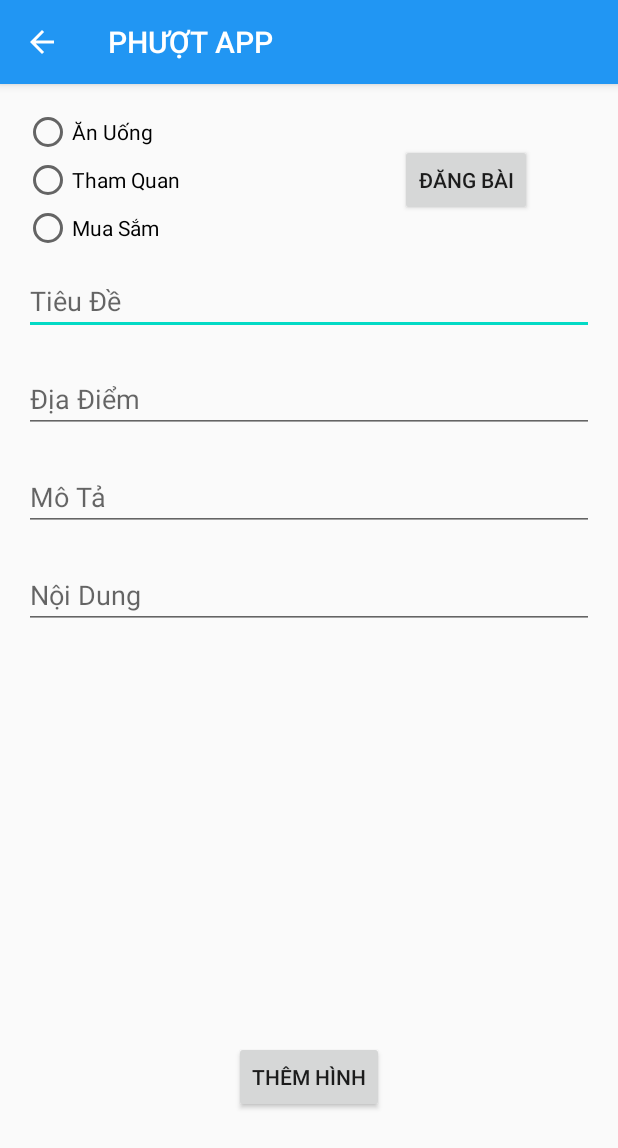
After one commit to Clementine0429/Phuot-App, an Android app: the CreateNewArticleActivity screen opened directly, with no data from a screen before it, on a phone screen of 412 x 824 dp. The commit adds this screen. Shown: the top 1148 px of the screen. Run offline under Robolectric (Android 15) with nearby library versions, the phone set to English and light mode, and no system bars.

Commit message:
them layout cho tung bai viet va activity them bai viet

```diff
--- a/app/build.gradle
+++ b/app/build.gradle
@@ -27,6 +27,8 @@ dependencies {
     implementation 'androidx.appcompat:appcompat:1.2.0'
     implementation 'androidx.constraintlayout:constraintlayout:2.0.2'
     implementation 'com.google.android.material:material:1.2.1'
+    implementation 'androidx.navigation:navigation-fragment:2.3.1'
+    implementation 'androidx.navigation:navigation-ui:2.3.1'
     testImplementation 'junit:junit:4.12'
     androidTestImplementation 'androidx.test.ext:junit:1.1.2'
     androidTestImplementation 'androidx.test.espresso:espresso-core:3.3.0'
--- a/app/src/main/AndroidManifest.xml
+++ b/app/src/main/AndroidManifest.xml
@@ -9,6 +9,8 @@
         android:roundIcon="@mipmap/ic_launcher_round"
         android:supportsRtl="true"
         android:theme="@style/AppTheme">
+        <activity android:name=".CreateNewArticleActivity"></activity>
+        <activity android:name=".ManageArticleActivity" />
         <activity android:name=".MainActivity">
             <intent-filter>
                 <action android:name="android.intent.action.MAIN" />
--- /dev/null
+++ b/app/src/main/java/com/example/phuot_app/CreateNewArticleActivity.java
@@ -0,0 +1,30 @@
+package com.example.phuot_app;
+
+import androidx.appcompat.app.AppCompatActivity;
+
+import android.os.Bundle;
+import android.view.MenuItem;
+
+public class CreateNewArticleActivity extends AppCompatActivity {
+
+    @Override
+    protected void onCreate(Bundle savedInstanceState) {
+        super.onCreate(savedInstanceState);
+        setContentView(R.layout.activity_create_new_article);
+
+        // Tao nut Back
+        getSupportActionBar().setDisplayHomeAsUpEnabled(true);
+        getSupportActionBar().setHomeButtonEnabled(true);
+    }
+    @Override
+    public boolean onOptionsItemSelected(MenuItem item) {
+        switch (item.getItemId()) {
+            // khi bấm nút back sẽ dừng activity hiện tại
+            case android.R.id.home:
+                finish();
+                return true;
+        }
+
+        return super.onOptionsItemSelected(item);
+    }
+}
--- a/app/src/main/java/com/example/phuot_app/ViewPagerAdapter.java
+++ b/app/src/main/java/com/example/phuot_app/ViewPagerAdapter.java
@@ -6,7 +6,8 @@ import androidx.fragment.app.FragmentActivity;
 import androidx.viewpager2.adapter.FragmentStateAdapter;
 
 public class ViewPagerAdapter extends FragmentStateAdapter {
-    private static final int CARD_ITEM_SIZE = 4;
+    //Số lượng tab
+    private static final int CARD_ITEM_SIZE = 3;
 
 
     public ViewPagerAdapter(@NonNull FragmentActivity fragmentActivity) {
--- /dev/null
+++ b/app/src/main/res/layout/activity_create_new_article.xml
@@ -0,0 +1,134 @@
+<?xml version="1.0" encoding="utf-8"?>
+<LinearLayout xmlns:android="http://schemas.android.com/apk/res/android"
+    xmlns:app="http://schemas.android.com/apk/res-auto"
+    xmlns:tools="http://schemas.android.com/tools"
+    android:layout_width="match_parent"
+    android:layout_height="match_parent"
+    android:orientation="vertical"
+    android:weightSum="5"
+    android:padding="16dp"
+    tools:context=".CreateNewArticleActivity">
+
+
+    <ScrollView
+        android:layout_width="match_parent"
+        android:layout_height="match_parent">
+
+        <LinearLayout
+            android:layout_width="match_parent"
+            android:layout_height="match_parent"
+            android:orientation="vertical">
+            <LinearLayout
+                android:layout_width="match_parent"
+                android:layout_height="wrap_content"
+                android:orientation="horizontal"
+                android:weightSum="3">
+                <RadioGroup
+                    android:layout_width="wrap_content"
+                    android:layout_height="wrap_content"
+                    android:layout_weight="5">
+
+                    <RadioButton
+                        android:id="@+id/rbtnEating"
+                        android:layout_width="wrap_content"
+                        android:layout_height="wrap_content"
+                        android:text="@string/radio_button_eating"
+                        tools:layout_editor_absoluteX="83dp"
+                        tools:layout_editor_absoluteY="187dp" />
+
+                    <RadioButton
+                        android:id="@+id/rbtnVisiting"
+                        android:layout_width="wrap_content"
+                        android:layout_height="wrap_content"
+                        android:text="@string/radio_button_visiting"
+                        tools:layout_editor_absoluteX="95dp"
+                        tools:layout_editor_absoluteY="269dp" />
+
+                    <RadioButton
+                        android:id="@+id/rbtnShopping"
+                        android:layout_width="wrap_content"
+                        android:layout_height="wrap_content"
+                        android:text="@string/radio_button_shopping"
+                        tools:layout_editor_absoluteX="95dp"
+                        tools:layout_editor_absoluteY="269dp" />
+                </RadioGroup>
+                <Button
+                    android:id="@+id/button"
+                    android:layout_width="wrap_content"
+                    android:layout_height="wrap_content"
+                    android:layout_gravity="center_vertical"
+                    android:layout_marginRight="100dp"
+                    android:layout_weight="0"
+                    android:text="@string/button_upload" />
+            </LinearLayout>
+
+            <EditText
+                android:id="@+id/editArticleHeading"
+                android:layout_width="match_parent"
+                android:layout_height="wrap_content"
+                android:layout_weight="0"
+                android:ems="10"
+                android:inputType="textPersonName"
+                android:hint="Tiêu Đề"
+                android:layout_marginTop="10dp"
+                android:layout_marginBottom="10dp"/>
+
+            <EditText
+                android:id="@+id/editLocation"
+                android:layout_width="match_parent"
+                android:layout_height="wrap_content"
+                android:layout_weight="0"
+                android:ems="10"
+                android:inputType="textPersonName"
+                android:hint="Địa Điểm"
+                android:layout_marginTop="10dp"
+                android:layout_marginBottom="10dp"/>
+
+            <EditText
+                android:id="@+id/editDescription"
+                android:layout_width="match_parent"
+                android:layout_height="wrap_content"
+                android:layout_weight="0"
+                android:ems="10"
+                android:inputType="textPersonName"
+                android:hint="Mô Tả"
+                android:layout_marginTop="10dp"
+                android:layout_marginBottom="10dp"/>
+
+            <ScrollView
+                android:layout_width="match_parent"
+                android:layout_height="300dp"
+                android:layout_weight="0">
+
+                <LinearLayout
+                    android:layout_width="match_parent"
+                    android:layout_height="wrap_content"
+                    android:orientation="vertical" >
+                    <EditText
+                        android:id="@+id/editContent"
+                        android:layout_width="match_parent"
+                        android:layout_height="wrap_content"
+                        android:layout_weight="0"
+                        android:ems="10"
+                        android:gravity="start|top"
+                        android:inputType="textMultiLine"
+                        android:hint="Nội Dung"
+                        android:layout_marginTop="10dp"
+                        android:layout_marginBottom="10dp"/>
+                </LinearLayout>
+            </ScrollView>
+
+            <Button
+                android:id="@+id/button2"
+                android:layout_width="wrap_content"
+                android:layout_height="wrap_content"
+                android:text="Thêm Hình"
+                android:layout_gravity="center"
+                android:layout_marginTop="30dp"/>
+        </LinearLayout>
+
+
+    </ScrollView>
+
+
+</LinearLayout>
--- a/app/src/main/res/layout/article_layout.xml
+++ b/app/src/main/res/layout/article_layout.xml
@@ -9,11 +9,11 @@
     android:orientation="vertical"
     android:weightSum="5"
     android:padding="16dp"
+    android:fitsSystemWindows="true"
     android:layout_marginBottom="20dp"
     android:layout_marginLeft="6dp"
     android:layout_marginRight="6dp"
     card_view:cardCornerRadius="8dp"
-    card_view:cardBackgroundColor="@color/red_700"
     card_view:cardElevation="8dp">
 
     <LinearLayout
@@ -41,7 +41,7 @@
             android:id="@+id/imageView"
             android:layout_width="match_parent"
             android:layout_height="wrap_content"
-            android:layout_weight="2"
+            android:layout_weight="1"
             android:src="@drawable/cho_da_lat" />
 
     <TextView
--- /dev/null
+++ b/app/src/main/res/values/dimens.xml
@@ -0,0 +1,3 @@
+<resources>
+    <dimen name="fab_margin">16dp</dimen>
+</resources>
--- a/app/src/main/res/values/strings.xml
+++ b/app/src/main/res/values/strings.xml
@@ -1,5 +1,5 @@
 <resources>
-    <string name="app_name">Phuot App</string>
+    <string name="app_name">PHƯỢT APP</string>
     <string name="menu_item_search">Search</string>
     <string name="menu_item_about">About App</string>
     <string name="menu_item_contact">Contact</string>
@@ -7,4 +7,9 @@
     <string name="article_heading">Chợ đêm Đà Lạt</string>
     <string name="article_summary">Nhiều cảnh đẹp, đồ ăn ngon với giá cực rẻ</string>
     <string name="content">Chuyến đi phượt đến Đà Lạt của chúng tôi diễn ra vào cuối mùa thu. Chúng tôi ngây ngất với vẻ đẹp trong lành của thiên nhiên và sự thân thiện của người dân nơi đây</string>
+    <string name="title_activity_manage_article">Bài Viết Tham Khảo</string>
+    <string name="radio_button_eating">Ăn Uống</string>
+    <string name="radio_button_shopping">Mua Sắm</string>
+    <string name="radio_button_visiting">Tham Quan</string>
+    <string name="button_upload">Đăng bài</string>
 </resources>
```
Also changed, not shown: app/src/main/java/com/example/phuot_app/ArticleAdapter.java (+8 -1 lines), app/src/main/java/com/example/phuot_app/CardFragment.java (+5 -4 lines), app/src/main/java/com/example/phuot_app/MainActivity.java (+13 -28 lines), app/src/main/java/com/example/phuot_app/ManageArticleActivity.java (added, +89 -0 lines), app/src/main/res/layout/activity_main.xml (+10 -20 lines), app/src/main/res/layout/activity_manage_article.xml (added, +40 -0 lines), app/src/main/res/layout/home_layout.xml (+6 -3 lines), app/src/main/res/values/styles.xml (+9 -0 lines).
